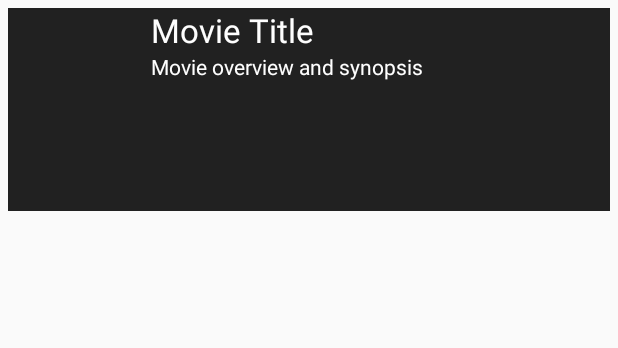
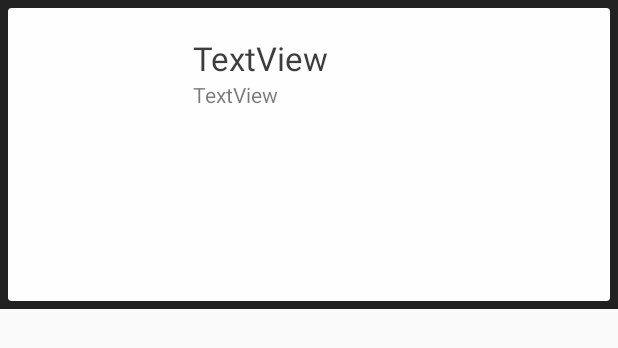
Before and after one commit to Demxr99/Flicks, an Android app: the layout item_movie.xml on its own in the app's theme, with its tools: preview values and no code run, on a phone screen of 412 x 824 dp. Shown: the top 348 px of the screen. Run offline under Robolectric (Android 15) with nearby library versions, the phone set to English and light mode, and no system bars.

Commit message:
Customized appearance of app

```diff
--- a/app/build.gradle
+++ b/app/build.gradle
@@ -37,4 +37,5 @@ dependencies {
     implementation 'com.jakewharton:butterknife:8.8.1'
     annotationProcessor 'com.jakewharton:butterknife-compiler:8.4.0'
     implementation files('libs/YouTubeAndroidPlayerApi.jar')
+    implementation 'com.android.support:cardview-v7:27.1.1'
 }
--- a/app/src/main/java/com/example/dedwards/flicks/MovieAdapter.java
+++ b/app/src/main/java/com/example/dedwards/flicks/MovieAdapter.java
@@ -48,7 +48,6 @@ public class MovieAdapter extends RecyclerView.Adapter<MovieAdapter.ViewHolder>{
             tvOverview = itemView.findViewById(R.id.tvOverview);
             // adds onClick listener to view holder
             itemView.setOnClickListener(this);
-
         }
 
         @Override
--- a/app/src/main/java/com/example/dedwards/flicks/MovieTrailerActivity.java
+++ b/app/src/main/java/com/example/dedwards/flicks/MovieTrailerActivity.java
@@ -8,7 +8,6 @@ import com.google.android.youtube.player.YouTubeBaseActivity;
 import com.google.android.youtube.player.YouTubeInitializationResult;
 import com.google.android.youtube.player.YouTubePlayer;
 import com.google.android.youtube.player.YouTubePlayerView;
-import com.loopj.android.http.AsyncHttpClient;
 
 import org.parceler.Parcels;
 
@@ -17,7 +16,7 @@ import static com.example.dedwards.flicks.MovieDetailsActivity.VIDEO_ID;
 
 public class MovieTrailerActivity extends YouTubeBaseActivity {
 
-    AsyncHttpClient client;
+    // declare movie object
     Movie movie;
 
     @Override
@@ -25,10 +24,10 @@ public class MovieTrailerActivity extends YouTubeBaseActivity {
         super.onCreate(savedInstanceState);
         setContentView(R.layout.activity_movie_trailer);
 
-        client = new AsyncHttpClient();
+        // unwrap movie object from previous activity
         movie = Parcels.unwrap(getIntent().getParcelableExtra(Movie.class.getSimpleName()));
 
-        // temporary test video id -- TODO replace with movie trailer video id
+        // retrieve video id from previous activity
         final String videoId = getIntent().getStringExtra(VIDEO_ID);
 
         // resolve the player view from the layout
--- a/app/src/main/res/layout-land/activity_movie_details.xml
+++ b/app/src/main/res/layout-land/activity_movie_details.xml
@@ -14,6 +14,17 @@
         android:scaleType="fitXY"
         android:layout_marginRight="10dp"
         app:srcCompat="@drawable/flicks_backdrop_placeholder" />
+
+    <ImageView
+        android:id="@+id/tvPlay2"
+        android:layout_width="246dp"
+        android:layout_height="130dp"
+        android:layout_alignParentBottom="true"
+        android:layout_alignParentStart="true"
+        android:layout_marginBottom="77dp"
+        android:layout_marginStart="25dp"
+        android:scaleType="fitXY"
+        app:srcCompat="@drawable/video_play_overlay" />
 
     <TextView
         android:id="@+id/tvTitle"
--- a/app/src/main/res/layout-land/item_movie.xml
+++ b/app/src/main/res/layout-land/item_movie.xml
@@ -35,15 +35,6 @@
         android:layout_toEndOf="@+id/ivBackdropImage"
         android:text="A synopsis of movie now playing"
         android:textColor="#ffffff"
-        android:textAppearance="@android:style/TextAppearance.Medium" />
+        android:textAppearance="@android:style/TextAppearance.Small" />
 
-    <ImageView
-        android:id="@+id/tvPlay"
-        android:layout_width="246dp"
-        android:layout_height="130dp"
-        android:layout_alignBottom="@+id/ivBackdropImage"
-        android:layout_alignParentStart="true"
-        android:layout_marginStart="12dp"
-        android:scaleType="fitXY"
-        app:srcCompat="@drawable/video_play_overlay" />
 </RelativeLayout>
--- a/app/src/main/res/layout/item_movie.xml
+++ b/app/src/main/res/layout/item_movie.xml
@@ -1,37 +1,48 @@
 <?xml version="1.0" encoding="utf-8"?>
-<RelativeLayout xmlns:android="http://schemas.android.com/apk/res/android"
-    xmlns:app="http://schemas.android.com/apk/res-auto"
-    android:layout_margin="5dp"
+<LinearLayout xmlns:android="http://schemas.android.com/apk/res/android"
+    android:layout_width="match_parent"
+    android:layout_height="wrap_content"
     android:background="#000000"
     android:alpha="0.87"
-    android:layout_width="match_parent" android:layout_height="wrap_content">
+    android:orientation="vertical">
+
+    <android.support.v7.widget.CardView
+        android:layout_width="match_parent"
+        android:layout_height="wrap_content"
+        android:layout_margin="5dp">
+
+        <RelativeLayout
+            android:layout_width="match_parent"
+            android:layout_height="195dp"
+            android:padding="8dp">
 
             <ImageView
                 android:id="@+id/ivPosterImage"
-        android:layout_width="90dp"
-        android:layout_height="135dp"
-        android:layout_alignParentStart="true"
-        android:layout_alignParentTop="true"
-        android:layout_marginRight="5dp"
-        app:srcCompat="@android:color/black" />
+                android:layout_width="115dp"
+                android:layout_height="158dp"
+                android:layout_centerVertical="true"
+                android:padding="4dp" />
 
             <TextView
                 android:id="@+id/tvTitle"
-        android:layout_width="wrap_content"
+                android:layout_width="match_parent"
                 android:layout_height="wrap_content"
-        android:layout_alignParentTop="true"
+                android:layout_alignTop="@+id/ivPosterImage"
                 android:layout_toEndOf="@+id/ivPosterImage"
-        android:text="Movie Title"
-        android:textColor="#ffffff"
+                android:text="TextView"
                 android:textAppearance="@android:style/TextAppearance.Large" />
 
             <TextView
                 android:id="@+id/tvOverview"
-        android:layout_width="wrap_content"
+                android:layout_width="match_parent"
                 android:layout_height="wrap_content"
                 android:layout_below="@+id/tvTitle"
                 android:layout_toEndOf="@+id/ivPosterImage"
-        android:textColor="#ffffff"
-        android:scrollbars="vertical"
-        android:text="Movie overview and synopsis" />
+                android:text="TextView"
+                android:textAppearance="@android:style/TextAppearance.Small" />
+
         </RelativeLayout>
+
+    </android.support.v7.widget.CardView>
+
+</LinearLayout>
```
Lines whose indentation alone changed are shown as unchanged.
